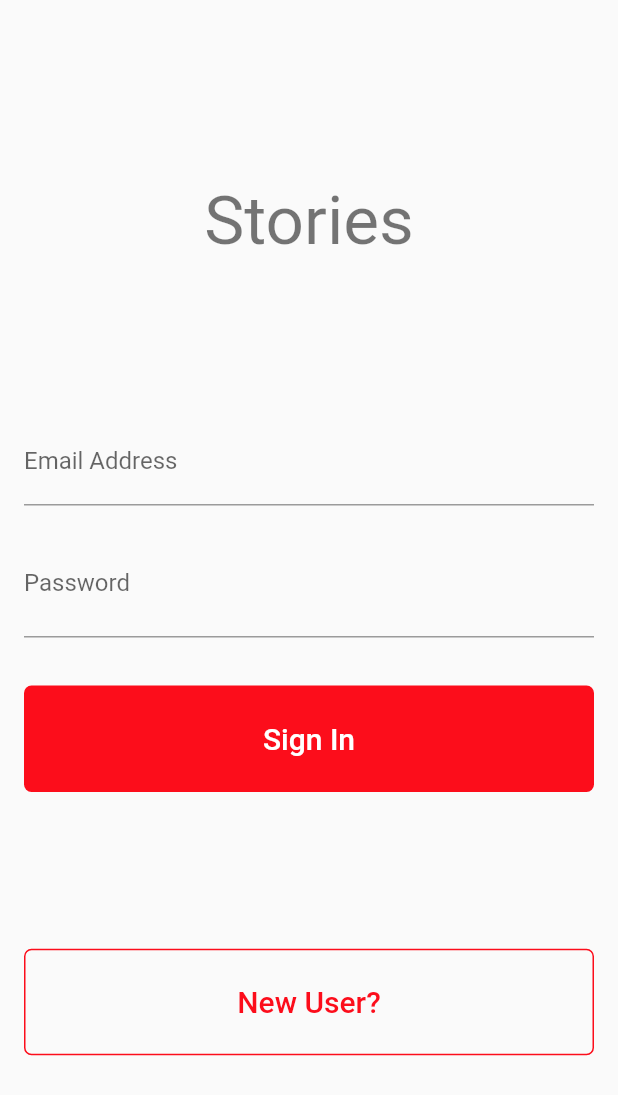
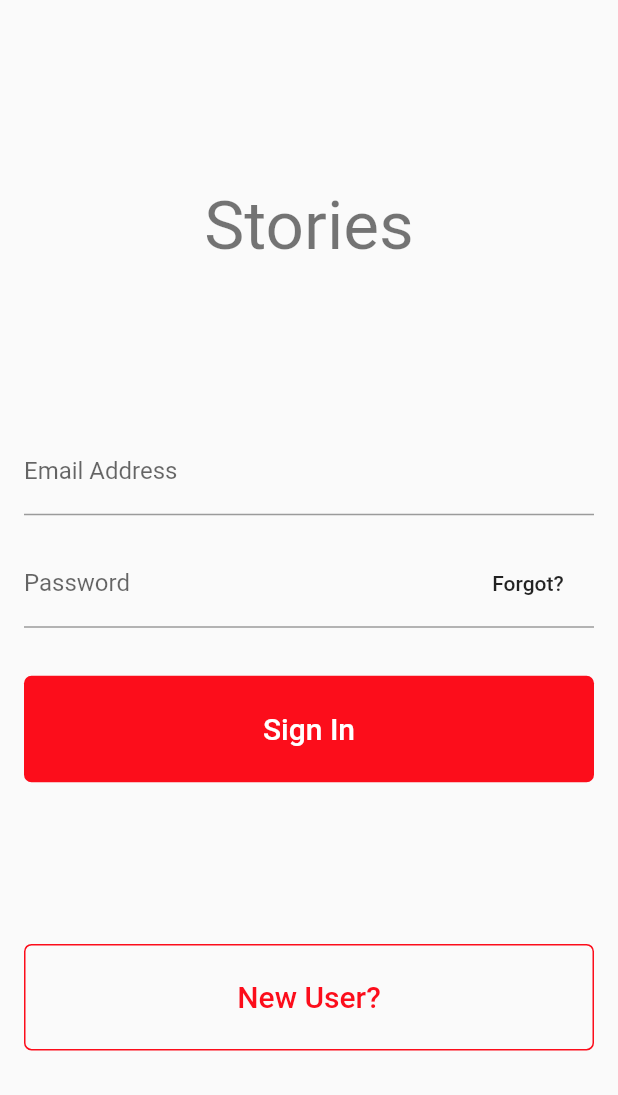
Before and after one commit to aramidefemi/stories, a Flutter app: the screen it shows after launch, on a phone screen of 412 x 824 dp. Shown: the top 1095 px of the screen. Run offline on Flutter 3.47's test engine with Material 2 defaults, Android fonts, the phone set to English and light mode, and no system bars.

Commit message:
Add forgot password suffix to password text field

```diff
--- a/lib/pages/sign_in_page.dart
+++ b/lib/pages/sign_in_page.dart
@@ -79,17 +79,22 @@ class _SignInPageState extends State<SignInPage> {
                       height: 16.0,
                     ),
                     Material(
-                        child: TextField(
-                          //TODO Show suffix when textfield is not in focus
-                      decoration: InputDecoration(
-                          suffix: FlatButton(
-                            child: Text(
-                              "Forgot",
+                        child: Stack(
+                            alignment: Alignment(1.0, 0.0),
+                            children: <Widget>[
+                          TextField(
+                            //TODO Show suffix when textfield is not in focus
+                            decoration: InputDecoration(labelText: "Password"),
+                          ),
+                          Positioned(
+                            child: FlatButton(
+                              child: Text(
+                                "Forgot?",
+                              ),
+                              onPressed: () {},
                             ),
-                            onPressed: () {},
-                          ),
-                          hintText: "Password"),
-                    )),
+                          )
+                        ])),
                     SizedBox(
                       height: 32.0,
                     ),
@@ -102,7 +107,6 @@ class _SignInPageState extends State<SignInPage> {
           ),
         ),
       ),
-      // This trailing comma makes auto-formatting nicer for build methods.
     );
   }
 }
```
